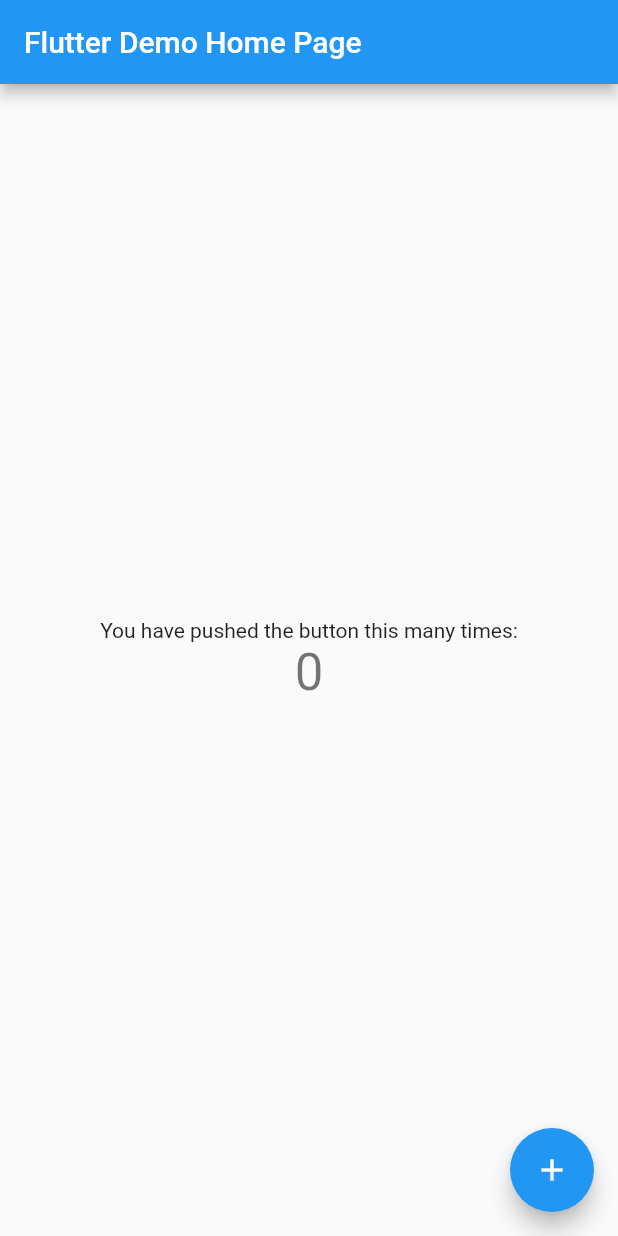
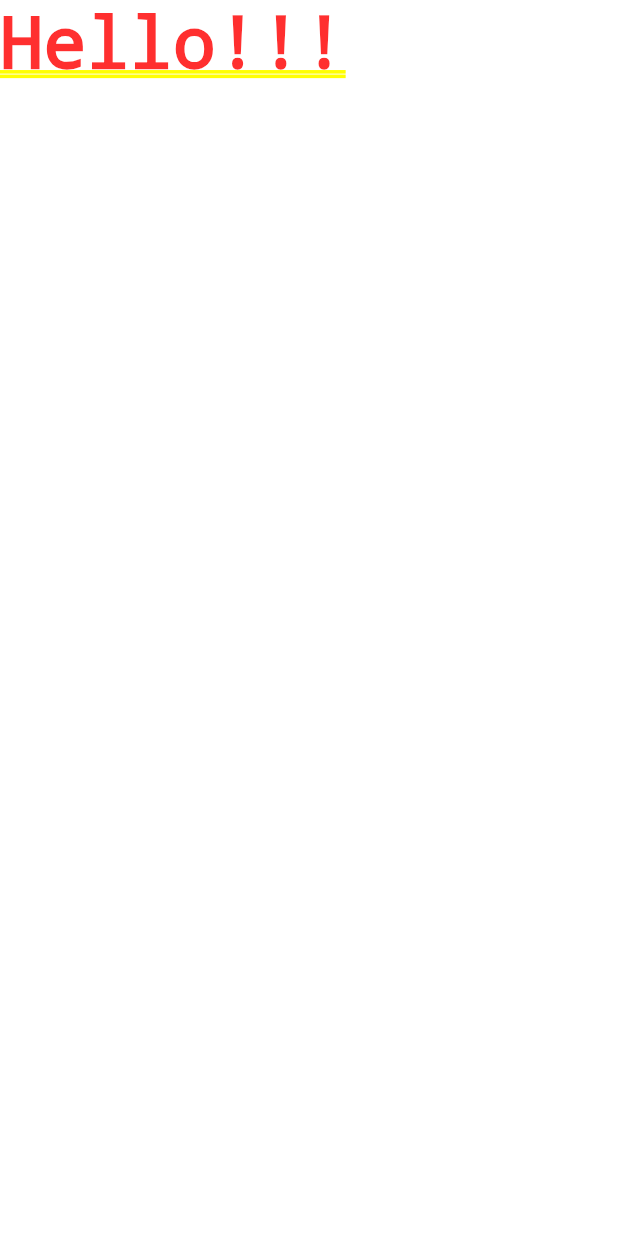
Before and after one commit to Kara-Zor-El/Flutter-Learning, a Flutter app: the screen it shows after launch, on a phone screen of 412 x 824 dp. Run offline on Flutter 3.47's test engine with Material 2 defaults, Android fonts, the phone set to English and light mode, and no system bars.

Commit message:
Started first basic app
Just says hello

```diff
--- a/flutter_learning1/lib/main.dart
+++ b/flutter_learning1/lib/main.dart
@@ -1,115 +1,11 @@
 import 'package:flutter/material.dart';
 
 void main() {
-  runApp(const MyApp());
+  runApp(MyNewApp());
 }
 
-class MyApp extends StatelessWidget {
-  const MyApp({super.key});
-
-  // This widget is the root of your application.
-  @override
+class MyNewApp extends StatelessWidget {
   Widget build(BuildContext context) {
-    return MaterialApp(
-      title: 'Flutter Demo',
-      theme: ThemeData(
-        // This is the theme of your application.
-        //
-        // Try running your application with "flutter run". You'll see the
-        // application has a blue toolbar. Then, without quitting the app, try
-        // changing the primarySwatch below to Colors.green and then invoke
-        // "hot reload" (press "r" in the console where you ran "flutter run",
-        // or simply save your changes to "hot reload" in a Flutter IDE).
-        // Notice that the counter didn't reset back to zero; the application
-        // is not restarted.
-        primarySwatch: Colors.blue,
-      ),
-      home: const MyHomePage(title: 'Flutter Demo Home Page'),
-    );
+    return MaterialApp(home: Text('Hello!!!'));
   }
 }
-
-class MyHomePage extends StatefulWidget {
-  const MyHomePage({super.key, required this.title});
-
-  // This widget is the home page of your application. It is stateful, meaning
-  // that it has a State object (defined below) that contains fields that affect
-  // how it looks.
-
-  // This class is the configuration for the state. It holds the values (in this
-  // case the title) provided by the parent (in this case the App widget) and
-  // used by the build method of the State. Fields in a Widget subclass are
-  // always marked "final".
-
-  final String title;
-
-  @override
-  State<MyHomePage> createState() => _MyHomePageState();
-}
-
-class _MyHomePageState extends State<MyHomePage> {
-  int _counter = 0;
-
-  void _incrementCounter() {
-    setState(() {
-      // This call to setState tells the Flutter framework that something has
-      // changed in this State, which causes it to rerun the build method below
-      // so that the display can reflect the updated values. If we changed
-      // _counter without calling setState(), then the build method would not be
-      // called again, and so nothing would appear to happen.
-      _counter++;
-    });
-  }
-
-  @override
-  Widget build(BuildContext context) {
-    // This method is rerun every time setState is called, for instance as done
-    // by the _incrementCounter method above.
-    //
-    // The Flutter framework has been optimized to make rerunning build methods
-    // fast, so that you can just rebuild anything that needs updating rather
-    // than having to individually change instances of widgets.
-    return Scaffold(
-      appBar: AppBar(
-        // Here we take the value from the MyHomePage object that was created by
-        // the App.build method, and use it to set our appbar title.
-        title: Text(widget.title),
-      ),
-      body: Center(
-        // Center is a layout widget. It takes a single child and positions it
-        // in the middle of the parent.
-        child: Column(
-          // Column is also a layout widget. It takes a list of children and
-          // arranges them vertically. By default, it sizes itself to fit its
-          // children horizontally, and tries to be as tall as its parent.
-          //
-          // Invoke "debug painting" (press "p" in the console, choose the
-          // "Toggle Debug Paint" action from the Flutter Inspector in Android
-          // Studio, or the "Toggle Debug Paint" command in Visual Studio Code)
-          // to see the wireframe for each widget.
-          //
-          // Column has various properties to control how it sizes itself and
-          // how it positions its children. Here we use mainAxisAlignment to
-          // center the children vertically; the main axis here is the vertical
-          // axis because Columns are vertical (the cross axis would be
-          // horizontal).
-          mainAxisAlignment: MainAxisAlignment.center,
-          children: <Widget>[
-            const Text(
-              'You have pushed the button this many times:',
-            ),
-            Text(
-              '$_counter',
-              style: Theme.of(context).textTheme.headline4,
-            ),
-          ],
-        ),
-      ),
-      floatingActionButton: FloatingActionButton(
-        onPressed: _incrementCounter,
-        tooltip: 'Increment',
-        child: const Icon(Icons.add),
-      ), // This trailing comma makes auto-formatting nicer for build methods.
-    );
-  }
-}
```
